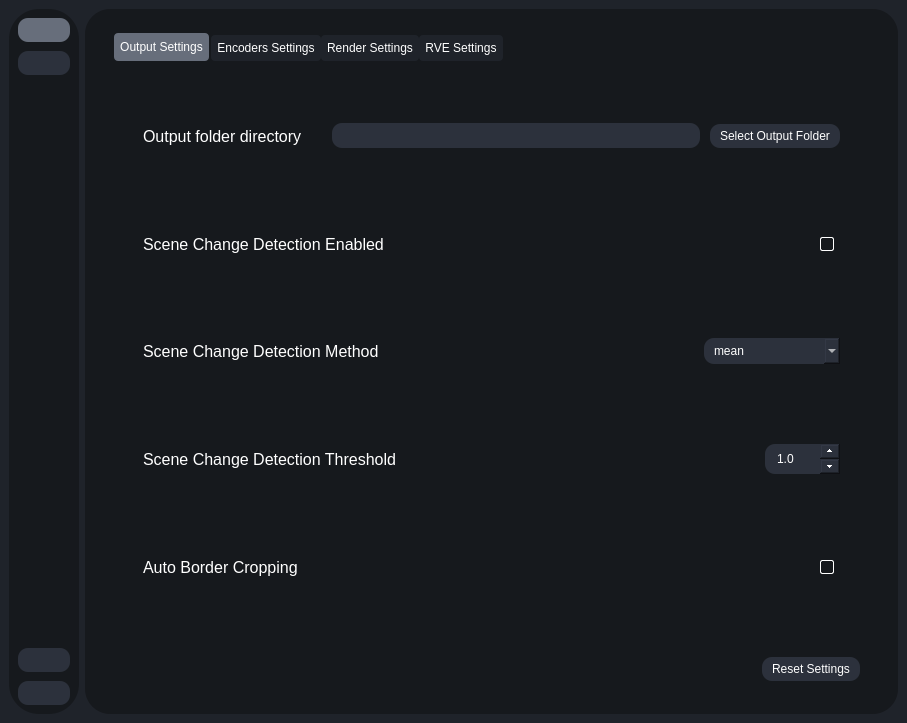
First picture: the form in testRVEInterface.ui, repository gokulmc/enhance_crop, before the edit.
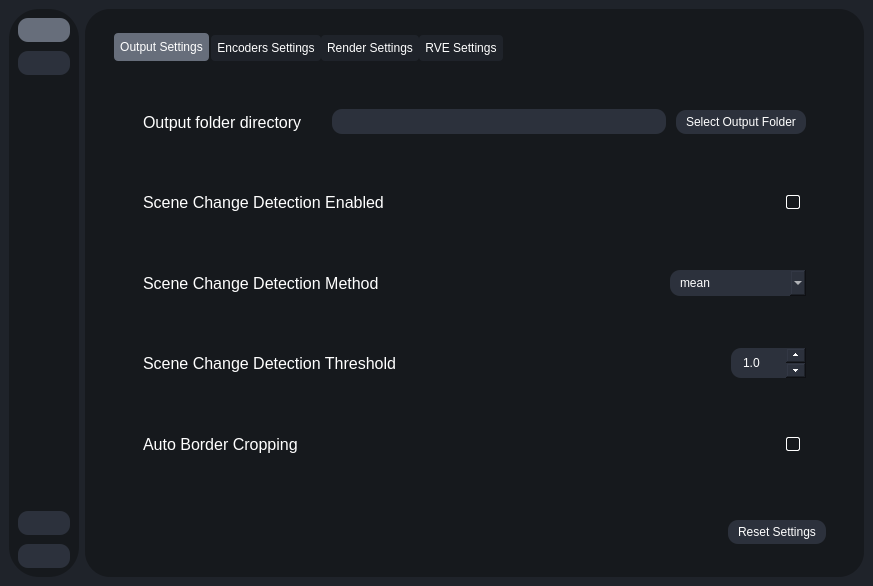
Second picture: the form after the edit. Icons and pictures are not drawn.

```diff
--- a/testRVEInterface.ui
+++ b/testRVEInterface.ui
@@ -6,8 +6,8 @@
    <rect>
     <x>0</x>
     <y>0</y>
-    <width>907</width>
-    <height>723</height>
+    <width>0</width>
+    <height>0</height>
    </rect>
   </property>
   <property name="sizePolicy">
```
Left out of the diff: 281 changed lines with no effect on the pictures.
